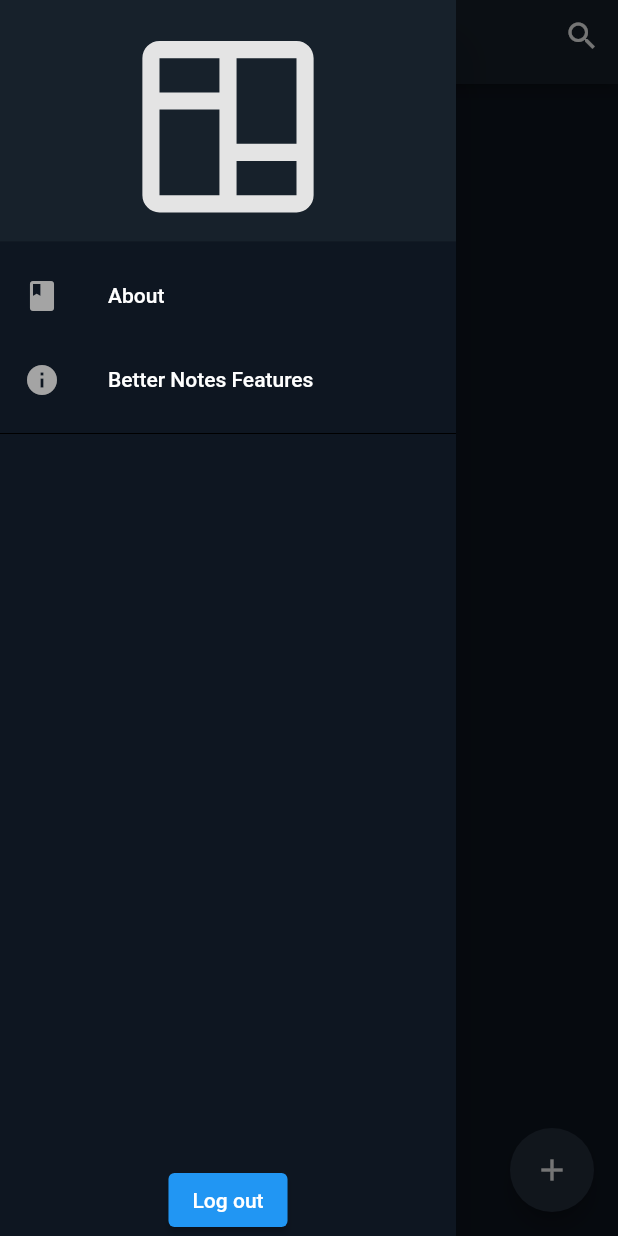
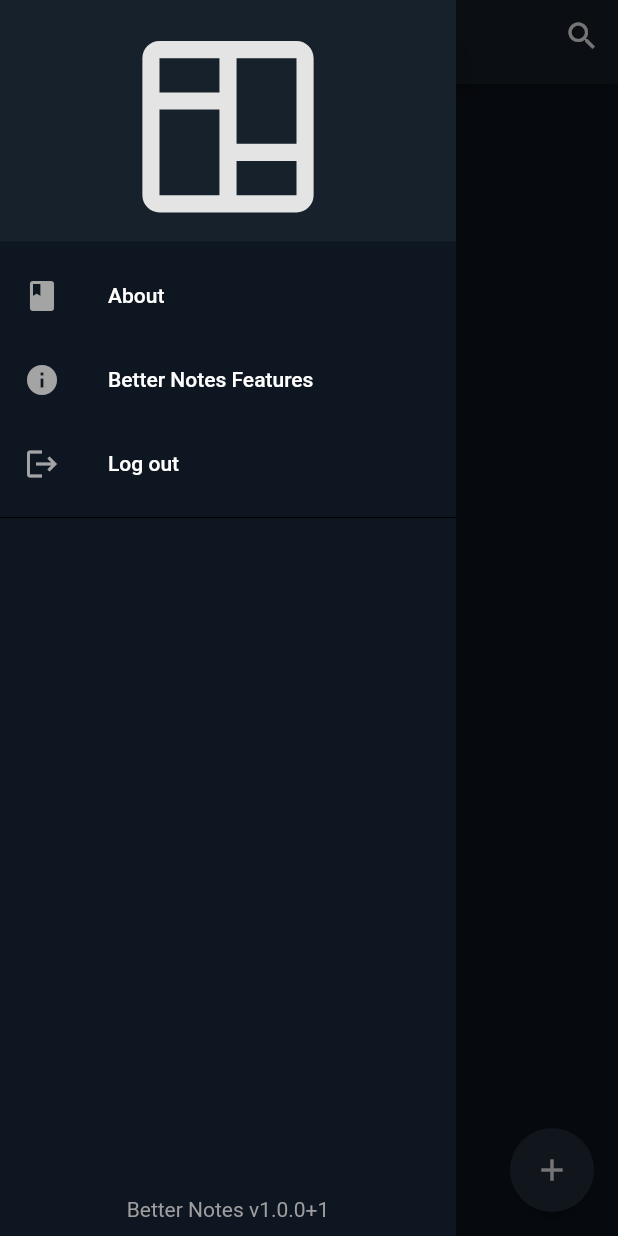
Before and after one commit to better-notes/android-client, a Flutter app: the HomePage screen opened directly with empty values, in the side drawer, after a tap on "Log out", on a phone screen of 412 x 824 dp. Run offline on Flutter 3.47's test engine with Material 2 defaults, Android fonts, the phone set to English and light mode, and no system bars; our stand-ins replace flutter_secure_storage, flutter_svg; missing offline and left inert: hashtagable; accounts and stored records are empty.

Commit message:
Drawer markup.

```diff
--- a/lib/components/homePage/HomePageDrawer.dart
+++ b/lib/components/homePage/HomePageDrawer.dart
@@ -66,6 +66,20 @@ class HomePageDrawer extends StatelessWidget {
                     );
                   },
                 ),
+                ListTile(
+                  leading: Icon(
+                    Icons.logout,
+                    color: Color(0xFFA4A4A4),
+                  ),
+                  title: Text(
+                    'Log out',
+                    style: TextStyle(color: Colors.white),
+                  ),
+                  onTap: () async {
+                    await removeValue('authToken');
+                    setStateToEnter();
+                  },
+                ),
                 Divider(color: Colors.black),
               ],
             ),
@@ -76,12 +90,13 @@ class HomePageDrawer extends StatelessWidget {
               child: Container(
                 child: Column(
                   children: [
-                    ElevatedButton(
-                        onPressed: () async {
-                          await removeValue('authToken');
-                          setStateToEnter();
-                        },
-                        child: Text('Log out'))
+                    Padding(
+                      padding: EdgeInsets.only(bottom: 10),
+                      child: Text(
+                        'Better Notes v1.0.0+1',
+                        style: TextStyle(color: Colors.grey),
+                      ),
+                    )
                   ],
                 ),
               ),
```
